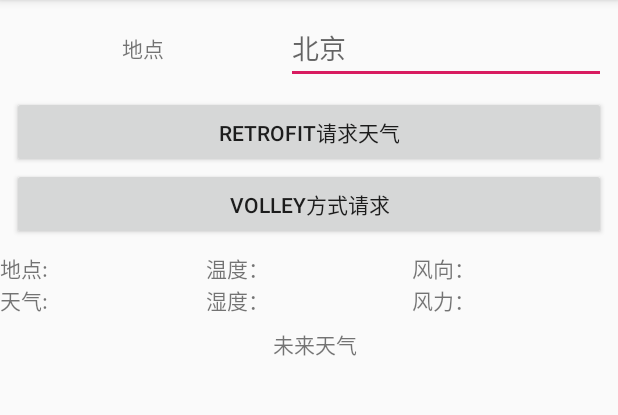
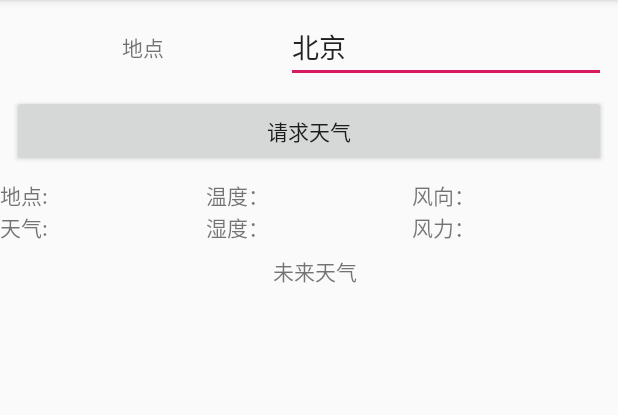
Before and after one commit to kevinblu/Weather, an Android app: the screen it shows after launch (MainActivity), on a phone screen of 412 x 824 dp, the part 84-499 px from its top. Run offline under Robolectric (Android 15) with nearby library versions, the phone set to English and light mode, and no system bars; our stand-ins replace ButterKnife, Volley; libraries missing offline, so code that uses them is left out: permissions.dispatcher.

```diff
--- a/app/src/main/AndroidManifest.xml
+++ b/app/src/main/AndroidManifest.xml
@@ -1,5 +1,6 @@
 <?xml version="1.0" encoding="utf-8"?>
 <manifest xmlns:android="http://schemas.android.com/apk/res/android"
+    xmlns:tools="http://schemas.android.com/tools"
     package="com.shen.weatherbroadcast">
 <uses-permission android:name="android.permission.ACCESS_NETWORK_STATE"/>
     <uses-permission android:name="android.permission.INTERNET"/>
@@ -8,6 +9,7 @@
     <uses-permission android:name="android.permission.READ_PHONE_STATE"/>
     <uses-permission android:name="android.permission.READ_CONTACTS"/>
     <uses-permission android:name="android.permission.ACCESS_FINE_LOCATION"/>
+
 
     <application
         android:allowBackup="true"
--- a/app/src/main/java/com/shen/weatherbroadcast/MainActivity.java
+++ b/app/src/main/java/com/shen/weatherbroadcast/MainActivity.java
@@ -1,5 +1,6 @@
 package com.shen.weatherbroadcast;
 
+import android.Manifest;
 import android.app.Activity;
 import android.content.Intent;
 import android.os.AsyncTask;
@@ -29,12 +30,15 @@ import java.util.List;
 
 import butterknife.BindView;
 import butterknife.ButterKnife;
+import permissions.dispatcher.NeedsPermission;
+import permissions.dispatcher.RuntimePermissions;
 import retrofit2.Call;
 import retrofit2.Callback;
 import retrofit2.Response;
 import retrofit2.Retrofit;
 import retrofit2.converter.gson.GsonConverterFactory;
 
+@RuntimePermissions
 public class MainActivity extends AppCompatActivity implements View.OnClickListener {
     static String key = "e16c03e5d6d233c14faf466ff01007cc";
 
@@ -58,16 +62,15 @@ public class MainActivity extends AppCompatActivity implements View.OnClickListe
     TextView realtimeDirection;
     @BindView(R.id.realtime_wind_force)
     TextView realtimeWindForce;
-    @BindView(R.id.btn_volley_quest)
-    Button btnVolleyQuest;
 
+    @NeedsPermission({Manifest.permission.INTERNET})
     @Override
     protected void onCreate(Bundle savedInstanceState) {
         super.onCreate(savedInstanceState);
         setContentView(R.layout.activity_main);
+
         ButterKnife.bind(this);
         btnQuestForWeather.setOnClickListener(this);
-        btnVolleyQuest.setOnClickListener(this::onClick);
 
     }
 
@@ -80,7 +83,7 @@ public class MainActivity extends AppCompatActivity implements View.OnClickListe
                         .addConverterFactory(GsonConverterFactory.create())
                         .build();
                 WeatherService service = retrofit.create(WeatherService.class);
-                String city = editText.getText().toString().trim();
+                String city =  editText.getText().toString().trim();
                 Call<Weather> call = service.getWeather(city, key);
                 call.enqueue(new Callback<Weather>() {
                     @Override
@@ -96,22 +99,6 @@ public class MainActivity extends AppCompatActivity implements View.OnClickListe
                         Log.d("request", " failed");
                     }
                 });
-                break;
-            case R.id.btn_volley_quest:
-                RequestQueue requestQueue = Volley.newRequestQueue(this);
-                String url = "http://apis.juhe.cn/simpleWeather/query key="+key+"city="+editText.getText().toString().trim();
-                StringRequest request = new StringRequest(Request.Method.GET, url, new com.android.volley.Response.Listener<String>() {
-                @Override
-                public void onResponse(String response) {
-                    textView.setText(response.substring(0, 20));
-                    Log.d("Volley", "successed");
-                }
-            }, new com.android.volley.Response.ErrorListener() {
-                @Override
-                public void onErrorResponse(VolleyError error) {
-                    textView.setText("error");
-                }
-            });
                 break;
         }
     }
--- a/app/src/main/java/com/shen/weatherbroadcast/WeatherService.java
+++ b/app/src/main/java/com/shen/weatherbroadcast/WeatherService.java
@@ -2,7 +2,6 @@ package com.shen.weatherbroadcast;
 
 import retrofit2.Call;
 import retrofit2.http.GET;
-import retrofit2.http.Path;
 import retrofit2.http.Query;
 
 public interface WeatherService {
--- a/app/src/main/res/layout/activity_main.xml
+++ b/app/src/main/res/layout/activity_main.xml
@@ -14,7 +14,7 @@
         android:orientation="horizontal"
         app:layout_constraintLeft_toLeftOf="parent"
         app:layout_constraintRight_toRightOf="parent"
-        app:layout_constraintTop_toBottomOf="@id/btn_volley_quest">
+        app:layout_constraintTop_toBottomOf="@id/btn_quest_for_weather">
 
         <LinearLayout
             android:id="@+id/layout_today_weather"
@@ -93,22 +93,11 @@
         android:layout_marginStart="8dp"
         android:layout_marginTop="8dp"
         android:layout_marginEnd="8dp"
-        android:text="Retrofit请求天气"
+        android:text="请求天气"
         app:layout_constraintEnd_toEndOf="parent"
         app:layout_constraintHorizontal_bias="1.0"
         app:layout_constraintStart_toStartOf="parent"
         app:layout_constraintTop_toBottomOf="@+id/editText" />
-
-    <Button
-        android:id="@+id/btn_volley_quest"
-        android:layout_width="match_parent"
-        android:layout_height="wrap_content"
-        android:layout_marginStart="8dp"
-        android:layout_marginEnd="8dp"
-        android:text="Volley方式请求"
-        app:layout_constraintEnd_toEndOf="parent"
-        app:layout_constraintStart_toStartOf="parent"
-        app:layout_constraintTop_toBottomOf="@id/btn_quest_for_weather" />
 
     <EditText
         android:id="@+id/editText"
@@ -118,7 +107,7 @@
         android:layout_marginEnd="8dp"
         android:ems="10"
         android:inputType="textPersonName"
-        android:hint="北京"
+        android:text="北京"
         app:layout_constraintEnd_toEndOf="parent"
         app:layout_constraintTop_toTopOf="parent" />
 
--- /dev/null
+++ b/app/src/main/res/values/attrs.xml
@@ -0,0 +1,6 @@
+<?xml version="1.0" encoding="UTF-8" ?>
+<resources>
+    <declare-styleable name="MYListView">
+        <attr name="header" format="reference"/>
+    </declare-styleable>
+</resources>
```
Also changed, not shown: app/build.gradle (+8 -0 lines), 4 other files.
